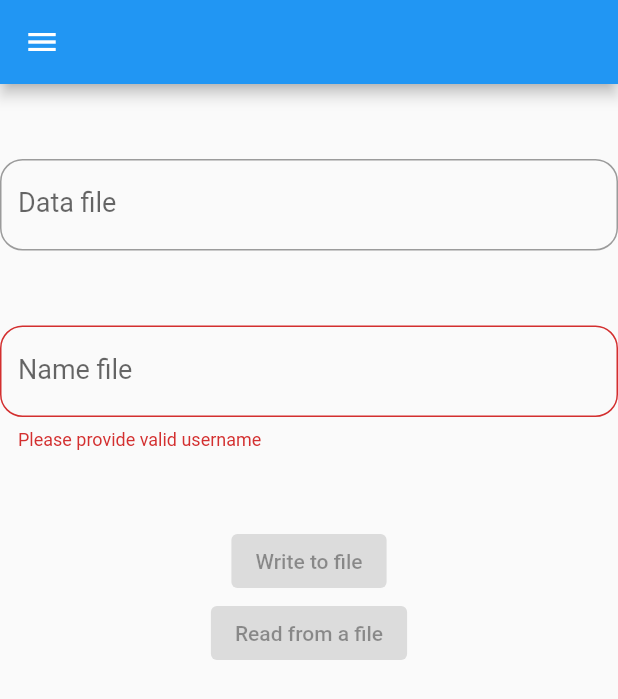
After one commit to PhatSankar/testLocation, a Flutter app: the ReadWriteFileScreen screen opened by its route, on a phone screen of 412 x 824 dp. The commit adds this screen. Shown: the top 699 px of the screen. Run offline on Flutter 3.47's test engine with Material 2 defaults, Android fonts, the phone set to English and light mode, and no system bars; our stand-ins replace bloc, camera, dio, equatable, flutter_bloc, geolocator and 2 more; missing offline and left inert: geocoder_buddy.

Commit message:
Read and write data to download folder

```diff
--- a/lib/route_generator.dart
+++ b/lib/route_generator.dart
@@ -7,6 +7,7 @@ import 'package:testlocation/bloc/geo_bloc/geo_bloc.dart';
 import 'package:testlocation/screens/camerascreen/CameraScreen.dart';
 import 'package:testlocation/screens/firstscreen/FirsScreen.dart';
 import 'package:testlocation/screens/galeryscreen/GaleryScreen.dart';
+import 'package:testlocation/screens/readwritefilescreen/ReadWriteFileScreen.dart';
 
 class routeGenerator {
   static Route<dynamic> generateRoute(RouteSettings settings) {
@@ -36,6 +37,10 @@ class routeGenerator {
         return MaterialPageRoute(builder: (context) {
           return const GalleryScreen();
         });
+      case '/read-write-screen':
+        return MaterialPageRoute(builder: (context) {
+          return const ReadWriteFileScreen();
+        });
       default:
         return _errorRoute();
     }
--- a/lib/screens/galeryscreen/GaleryScreen.dart
+++ b/lib/screens/galeryscreen/GaleryScreen.dart
@@ -2,9 +2,9 @@ import 'dart:io';
 
 import 'package:flutter/material.dart';
 import 'package:image_picker/image_picker.dart';
-import 'package:testlocation/screens/galeryscreen/common_widget/PickButton.dart';
 import 'package:testlocation/widgets/Drawer.dart';
 import 'package:permission_handler/permission_handler.dart';
+import 'package:testlocation/widgets/PickButton.dart';
 
 class GalleryScreen extends StatefulWidget {
   const GalleryScreen({Key? key}) : super(key: key);
--- /dev/null
+++ b/lib/screens/readwritefilescreen/ReadWriteFileScreen.dart
@@ -0,0 +1,110 @@
+
+
+import 'package:flutter/material.dart';
+import 'package:testlocation/widgets/Drawer.dart';
+import 'package:testlocation/helpers/storageHelper.dart';
+
+class ReadWriteFileScreen extends StatefulWidget {
+  const ReadWriteFileScreen({Key? key}) : super(key: key);
+
+  @override
+  State<ReadWriteFileScreen> createState() => _ReadWriteFileScreenState();
+}
+
+class _ReadWriteFileScreenState extends State<ReadWriteFileScreen> {
+  late Storage localStorage;
+  final _nameFileController = TextEditingController();
+  final _dataFileController = TextEditingController();
+  bool _isWriteFileSuccess = true;
+  String _dataFromFile = "";
+
+
+  @override
+  void initState() {
+    // TODO: implement initState
+    super.initState();
+    localStorage = Storage();
+    _nameFileController.addListener(() {
+      setState(() {});
+    });
+  }
+
+  @override
+  void dispose() {
+    // TODO: implement dispose
+    super.dispose();
+    _nameFileController.dispose();
+    _dataFileController.dispose();
+  }
+
+  @override
+  Widget build(BuildContext context) {
+
+
+    return SafeArea(
+        child: Scaffold(
+          drawer: AppDrawer(),
+          appBar: AppBar(),
+          body: SingleChildScrollView(
+            child: Column(
+              children: [
+                const SizedBox(
+                  height: 50,
+                ),
+                TextField(
+                  controller: _dataFileController,
+                  style: TextStyle(fontSize: 18, color: Colors.black),
+                  decoration: const InputDecoration(
+                    labelText: "Data file",
+                    border: OutlineInputBorder(
+                        borderRadius: BorderRadius.all(Radius.circular(15)),
+                        borderSide: BorderSide(color: Colors.black, width: 1)
+                    ),
+                  ),
+                ),
+                const SizedBox(
+                  height: 50,
+                ),
+                TextField(
+                  controller: _nameFileController,
+                  style: TextStyle(fontSize: 18, color: Colors.black),
+                  decoration: InputDecoration(
+                    labelText: "Name file",
+                    errorText: _nameFileController.text.isEmpty ? "Please provide valid username" : null,
+                    border: const OutlineInputBorder(
+                        borderRadius: BorderRadius.all(Radius.circular(15)),
+                        borderSide: BorderSide(color: Colors.black, width: 1)
+                    ),
+                  ),
+                ),
+                SizedBox(
+                  height: 50,
+                  child: Text(_isWriteFileSuccess == true ? "" : "Failed to write file"),
+                ),
+                ElevatedButton(onPressed: _nameFileController.text.isEmpty ? null : () async {
+                  var file = await localStorage.writeDataFile(_nameFileController.text, _dataFileController.text);
+                  setState(() {
+                    _isWriteFileSuccess = (file != null);
+                  });
+                }, child:
+                Text("Write to file")
+                ),
+                ElevatedButton(onPressed: _nameFileController.text.isEmpty ? null : () async {
+                  String getDataFromFile = await localStorage.readDataFile(_nameFileController.text);
+                  setState(() {
+                    _dataFromFile = getDataFromFile;
+                  });
+                }, child:
+                Text("Read from a file")
+                ),
+                SizedBox(
+                  height: 50,
+                ),
+                Text(_dataFromFile),
+              ],
+            ),
+          )
+        )
+    );
+  }
+}
--- a/lib/widgets/Drawer.dart
+++ b/lib/widgets/Drawer.dart
@@ -19,7 +19,7 @@ class AppDrawer extends StatelessWidget {
             },
           ),
           ListTile(
-            title: Text("Camera screen"),
+            title: Text("Camera screen (this is a test for Gallery Screen"),
             onTap: () async {
               final firstCamera = await getCamera();
               final currentCameraPermission = await Permission.camera.status;
@@ -33,8 +33,14 @@ class AppDrawer extends StatelessWidget {
           ),
           ListTile(
             title: Text("Gallery screen"),
-            onTap: () async {
+            onTap: ()  {
               Navigator.pushReplacementNamed(context, '/gallery-screen');
+            },
+          ),
+          ListTile(
+            title: Text("Read Write File"),
+            onTap: () {
+              Navigator.pushReplacementNamed(context, '/read-write-screen');
             },
           )
         ],
--- a/pubspec.yaml
+++ b/pubspec.yaml
@@ -40,10 +40,9 @@ dependencies:
 
   camera: ^0.10.0+4
   path_provider:
-  path:
 
   image_picker: ^0.8.6
-
+  file_picker: ^5.2.2
 
 
   # The following adds the Cupertino Icons font to your application.
```
Also changed, not shown: lib/helpers/storageHelper.dart (added, +53 -0 lines), lib/widgets/PickButton.dart (renamed from lib/screens/galeryscreen/common_widget/PickButton.dart), pubspec.lock, 1 other file.
